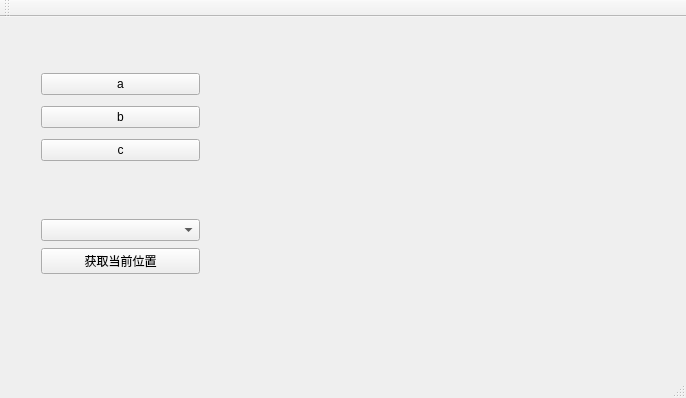
Above: tifferpelode.ui from TifferPelode/tiffer_ros_gui before the change. Below: the same form after it.
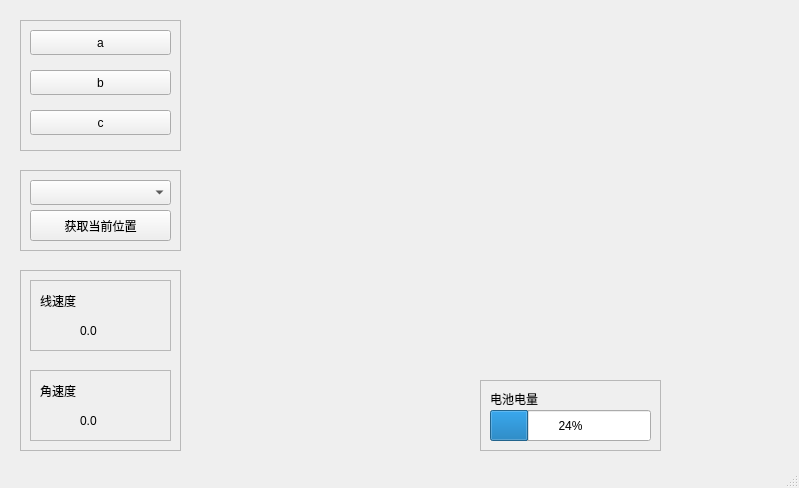
That is the form after the change.

Commit message: add background picture

```diff
--- a/tifferpelode.ui
+++ b/tifferpelode.ui
@@ -6,81 +6,269 @@
    <rect>
     <x>0</x>
     <y>0</y>
-    <width>686</width>
-    <height>398</height>
+    <width>799</width>
+    <height>488</height>
    </rect>
   </property>
   <property name="mouseTracking">
    <bool>false</bool>
   </property>
   <property name="windowTitle">
-   <string>TifferPelode</string>
+   <string>智澜科技</string>
+  </property>
+  <property name="autoFillBackground">
+   <bool>false</bool>
   </property>
   <widget class="QWidget" name="centralWidget">
-   <widget class="QWidget" name="verticalLayoutWidget">
+   <widget class="QFrame" name="control_frame">
     <property name="geometry">
      <rect>
-      <x>30</x>
-      <y>40</y>
-      <width>181</width>
-      <height>121</height>
+      <x>20</x>
+      <y>20</y>
+      <width>161</width>
+      <height>131</height>
      </rect>
     </property>
-    <layout class="QVBoxLayout" name="verticalLayout">
-     <item>
-      <widget class="QPushButton" name="pb1">
-       <property name="text">
-        <string>a</string>
-       </property>
-      </widget>
-     </item>
-     <item>
-      <widget class="QPushButton" name="pb2">
-       <property name="text">
-        <string>b</string>
-       </property>
-      </widget>
-     </item>
-     <item>
-      <widget class="QPushButton" name="pb3">
-       <property name="text">
-        <string>c</string>
-       </property>
-      </widget>
-     </item>
-    </layout>
+    <property name="frameShape">
+     <enum>QFrame::StyledPanel</enum>
+    </property>
+    <property name="frameShadow">
+     <enum>QFrame::Raised</enum>
+    </property>
+    <widget class="QPushButton" name="pb1">
+     <property name="geometry">
+      <rect>
+       <x>10</x>
+       <y>10</y>
+       <width>141</width>
+       <height>25</height>
+      </rect>
+     </property>
+     <property name="text">
+      <string>a</string>
+     </property>
+    </widget>
+    <widget class="QPushButton" name="pb2">
+     <property name="geometry">
+      <rect>
+       <x>10</x>
+       <y>50</y>
+       <width>141</width>
+       <height>25</height>
+      </rect>
+     </property>
+     <property name="text">
+      <string>b</string>
+     </property>
+    </widget>
+    <widget class="QPushButton" name="pb3">
+     <property name="geometry">
+      <rect>
+       <x>10</x>
+       <y>90</y>
+       <width>141</width>
+       <height>25</height>
+      </rect>
+     </property>
+     <property name="text">
+      <string>c</string>
+     </property>
+    </widget>
    </widget>
-   <widget class="QWidget" name="verticalLayoutWidget_2">
+   <widget class="QFrame" name="locate_frame">
     <property name="geometry">
      <rect>
-      <x>30</x>
-      <y>190</y>
+      <x>20</x>
+      <y>170</y>
+      <width>161</width>
+      <height>81</height>
+     </rect>
+    </property>
+    <property name="frameShape">
+     <enum>QFrame::StyledPanel</enum>
+    </property>
+    <property name="frameShadow">
+     <enum>QFrame::Raised</enum>
+    </property>
+    <widget class="QComboBox" name="locationName">
+     <property name="geometry">
+      <rect>
+       <x>10</x>
+       <y>10</y>
+       <width>141</width>
+       <height>25</height>
+      </rect>
+     </property>
+    </widget>
+    <widget class="QPushButton" name="getLocation">
+     <property name="geometry">
+      <rect>
+       <x>10</x>
+       <y>40</y>
+       <width>141</width>
+       <height>31</height>
+      </rect>
+     </property>
+     <property name="text">
+      <string>获取当前位置</string>
+     </property>
+    </widget>
+   </widget>
+   <widget class="QFrame" name="panel_frame">
+    <property name="geometry">
+     <rect>
+      <x>20</x>
+      <y>270</y>
+      <width>161</width>
+      <height>181</height>
+     </rect>
+    </property>
+    <property name="frameShape">
+     <enum>QFrame::StyledPanel</enum>
+    </property>
+    <property name="frameShadow">
+     <enum>QFrame::Raised</enum>
+    </property>
+    <widget class="QFrame" name="linear_frame">
+     <property name="geometry">
+      <rect>
+       <x>10</x>
+       <y>10</y>
+       <width>141</width>
+       <height>71</height>
+      </rect>
+     </property>
+     <property name="frameShape">
+      <enum>QFrame::StyledPanel</enum>
+     </property>
+     <property name="frameShadow">
+      <enum>QFrame::Raised</enum>
+     </property>
+     <widget class="QLabel" name="linear_label">
+      <property name="geometry">
+       <rect>
+        <x>10</x>
+        <y>10</y>
+        <width>51</width>
+        <height>21</height>
+       </rect>
+      </property>
+      <property name="mouseTracking">
+       <bool>false</bool>
+      </property>
+      <property name="midLineWidth">
+       <number>0</number>
+      </property>
+      <property name="text">
+       <string>线速度</string>
+      </property>
+      <property name="margin">
+       <number>0</number>
+      </property>
+     </widget>
+     <widget class="QLabel" name="linear_speed_label">
+      <property name="geometry">
+       <rect>
+        <x>50</x>
+        <y>40</y>
+        <width>81</width>
+        <height>21</height>
+       </rect>
+      </property>
+      <property name="text">
+       <string>0.0</string>
+      </property>
+     </widget>
+    </widget>
+    <widget class="QFrame" name="angle_frame">
+     <property name="geometry">
+      <rect>
+       <x>10</x>
+       <y>100</y>
+       <width>141</width>
+       <height>71</height>
+      </rect>
+     </property>
+     <property name="frameShape">
+      <enum>QFrame::StyledPanel</enum>
+     </property>
+     <property name="frameShadow">
+      <enum>QFrame::Raised</enum>
+     </property>
+     <widget class="QLabel" name="angle_label">
+      <property name="geometry">
+       <rect>
+        <x>10</x>
+        <y>10</y>
+        <width>51</width>
+        <height>21</height>
+       </rect>
+      </property>
+      <property name="text">
+       <string>角速度</string>
+      </property>
+      <property name="margin">
+       <number>0</number>
+      </property>
+     </widget>
+     <widget class="QLabel" name="angle_speed_label">
+      <property name="geometry">
+       <rect>
+        <x>50</x>
+        <y>40</y>
+        <width>81</width>
+        <height>21</height>
+       </rect>
+      </property>
+      <property name="text">
+       <string>0.0</string>
+      </property>
+     </widget>
+    </widget>
+   </widget>
+   <widget class="QFrame" name="frame">
+    <property name="geometry">
+     <rect>
+      <x>480</x>
+      <y>380</y>
       <width>181</width>
-      <height>80</height>
+      <height>71</height>
      </rect>
     </property>
-    <layout class="QVBoxLayout" name="verticalLayout_2">
-     <item>
-      <widget class="QComboBox" name="locationName"/>
-     </item>
-     <item>
-      <widget class="QPushButton" name="getCLocation">
-       <property name="text">
-        <string>获取当前位置</string>
-       </property>
-      </widget>
-     </item>
-    </layout>
+    <property name="frameShape">
+     <enum>QFrame::StyledPanel</enum>
+    </property>
+    <property name="frameShadow">
+     <enum>QFrame::Raised</enum>
+    </property>
+    <widget class="QProgressBar" name="battery_progressBar">
+     <property name="geometry">
+      <rect>
+       <x>10</x>
+       <y>30</y>
+       <width>161</width>
+       <height>31</height>
+      </rect>
+     </property>
+     <property name="value">
+      <number>24</number>
+     </property>
+    </widget>
+    <widget class="QLabel" name="battery_label">
+     <property name="geometry">
+      <rect>
+       <x>10</x>
+       <y>10</y>
+       <width>67</width>
+       <height>17</height>
+      </rect>
+     </property>
+     <property name="text">
+      <string>电池电量</string>
+     </property>
+    </widget>
    </widget>
   </widget>
-  <widget class="QToolBar" name="mainToolBar">
-   <attribute name="toolBarArea">
-    <enum>TopToolBarArea</enum>
-   </attribute>
-   <attribute name="toolBarBreak">
-    <bool>false</bool>
-   </attribute>
-  </widget>
   <widget class="QStatusBar" name="statusBar"/>
  </widget>
  <layoutdefault spacing="6" margin="11"/>
```
The commit also changes 8 other files.
